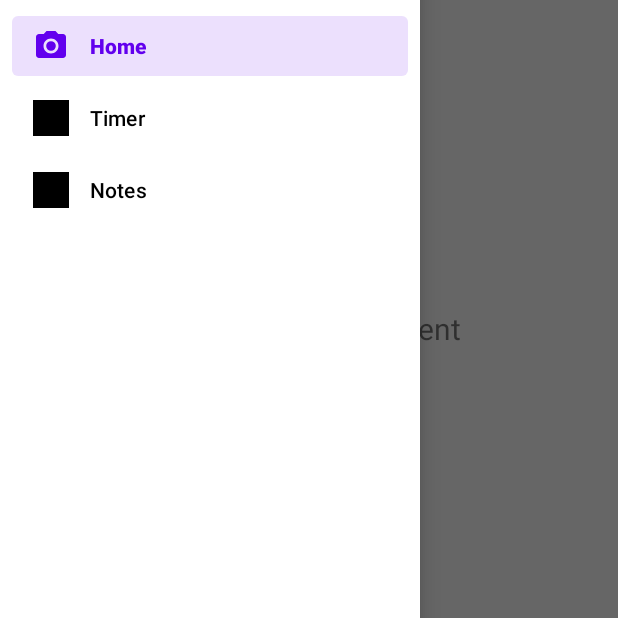
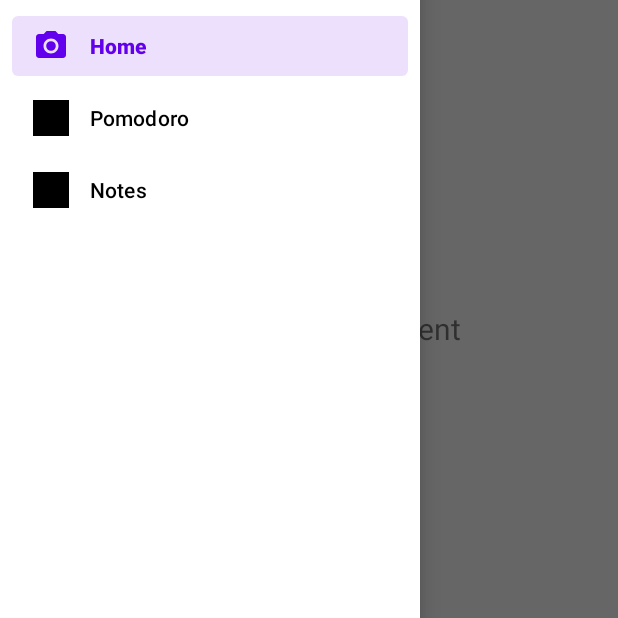
Before and after one commit to sanyam12/Veza, an Android app: the home screen opened directly, with no data from a screen before it, with the side drawer open, on a phone screen of 412 x 824 dp, the part 338-956 px from its top. Run offline under Robolectric (Android 15) with nearby library versions, the phone set to English and light mode, and no system bars; our stand-ins replace Firebase (no records; nobody signed in at launch, a user with empty details on screens opened directly), navigation-ui; 6 statements that could not run were skipped.

Commit message:
navigation view header updated

```diff
--- a/app/src/main/res/menu/activity_main_drawer.xml
+++ b/app/src/main/res/menu/activity_main_drawer.xml
@@ -23,7 +23,7 @@
         <item
             android:id="@+id/timer"
             android:icon="@drawable/logo"
-            android:title="Timer"/>
+            android:title="Pomodoro"/>
         <item
             android:id="@+id/notesFragment"
             android:icon="@drawable/logo"
```
